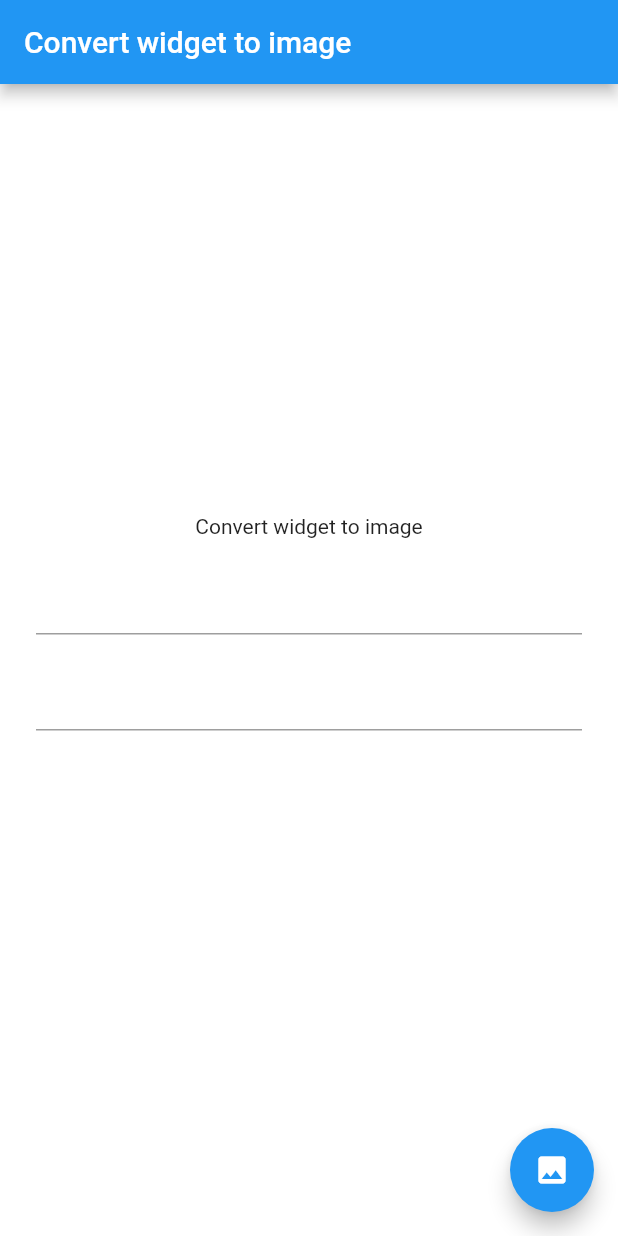
After one commit to FabianVarela/widget_to_image, a Flutter app: the screen it shows after launch, on a phone screen of 412 x 824 dp. The commit adds this screen. Run offline on Flutter 3.47's test engine with Material 2 defaults, Android fonts, the phone set to English and light mode, and no system bars.

Commit message:
Refactor code

```diff
--- /dev/null
+++ b/lib/ui/home.dart
@@ -0,0 +1,132 @@
+import 'dart:typed_data';
+import 'dart:ui' as ui;
+
+import 'package:flutter/material.dart';
+import 'package:flutter/rendering.dart';
+import 'package:widget_to_image/bloc/test_bloc.dart';
+
+class HomePage extends StatefulWidget {
+  @override
+  _HomePageState createState() => _HomePageState();
+}
+
+class _HomePageState extends State<HomePage> {
+  final _controllerValue1 = TextEditingController();
+  final _controllerValue2 = TextEditingController();
+
+  final GlobalKey _globalKey = GlobalKey();
+  final _testBloc = TestBloc();
+
+  Uint8List _photo;
+
+  @override
+  void dispose() {
+    _testBloc.dispose();
+    super.dispose();
+  }
+
+  @override
+  Widget build(BuildContext context) {
+    return Scaffold(
+      backgroundColor: Colors.white,
+      appBar: AppBar(
+        title: Text('Convert widget to image'),
+      ),
+      body: Stack(
+        children: <Widget>[
+          StreamBuilder<List<String>>(
+            stream: _testBloc.dataStream,
+            builder: (context, snapShot) {
+              if (snapShot.hasData) return _getImageFromWidget(snapShot.data);
+              return Container();
+            },
+          ),
+          Container(
+            height: MediaQuery.of(context).size.height,
+            width: MediaQuery.of(context).size.width,
+            padding: EdgeInsets.only(left: 24, right: 24),
+            child: Column(
+              mainAxisAlignment: MainAxisAlignment.center,
+              crossAxisAlignment: CrossAxisAlignment.center,
+              children: <Widget>[
+                Text('Convert widget to image'),
+                SizedBox(height: 16),
+                TextField(
+                  controller: _controllerValue1,
+                  onChanged: (value) {
+                    setState(() => _controllerValue1.text = value);
+                  },
+                ),
+                SizedBox(height: 16),
+                TextField(
+                  controller: _controllerValue2,
+                  onChanged: (value) {
+                    setState(() => _controllerValue2.text = value);
+                  },
+                ),
+                SizedBox(height: 50),
+                if (_photo != null) Image.memory(_photo, fit: BoxFit.contain),
+              ],
+            ),
+          )
+        ],
+      ),
+      floatingActionButton: FloatingActionButton(
+        onPressed: (_controllerValue1.text.isNotEmpty &&
+                _controllerValue2.text.isNotEmpty)
+            ? () => _testBloc.fetchData(
+                _controllerValue1.text, _controllerValue2.text)
+            : null,
+        tooltip: 'Convert to image',
+        child: Icon(Icons.image),
+      ),
+    );
+  }
+
+  Future<void> _convert(_globalKey) async {
+    try {
+      RenderRepaintBoundary boundary =
+          _globalKey.currentContext.findRenderObject();
+
+      ui.Image image = await boundary.toImage();
+      ByteData byteData =
+          await image.toByteData(format: ui.ImageByteFormat.png);
+
+      setState(() => _photo = byteData.buffer.asUint8List());
+    } catch (e) {
+      print(e);
+    }
+  }
+
+  Widget _getImageFromWidget(List<String> data) {
+    Future.delayed(Duration(milliseconds: 300), () => _convert(_globalKey));
+
+    return RepaintBoundary(
+      key: _globalKey,
+      child: Container(
+        padding: EdgeInsets.all(8),
+        constraints: BoxConstraints(
+          maxWidth: MediaQuery.of(context).size.width * 0.7,
+          maxHeight: MediaQuery.of(context).size.height * 0.06,
+        ),
+        decoration: BoxDecoration(
+          color: Color.fromRGBO(90, 199, 216, 1),
+          shape: BoxShape.rectangle,
+        ),
+        child: Column(
+          children: <Widget>[
+            Text(
+              data[0],
+              style: TextStyle(color: Colors.white, fontSize: 15),
+            ),
+            SizedBox(height: 1),
+            Text(
+              data[1],
+              style: TextStyle(color: Colors.white, fontSize: 12),
+            ),
+          ],
+        ),
+      ),
+    );
+  }
+}
```
Also changed, not shown: lib/main.dart (+3 -133 lines).
